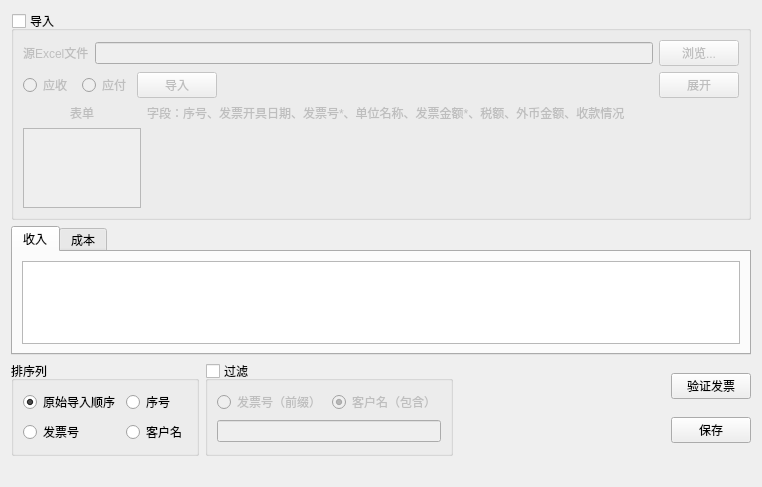
The window that forms/curinvoicestatform.ui (wangkungit5905/PzAssistant) describes before a commit, drawn with Qt 5.
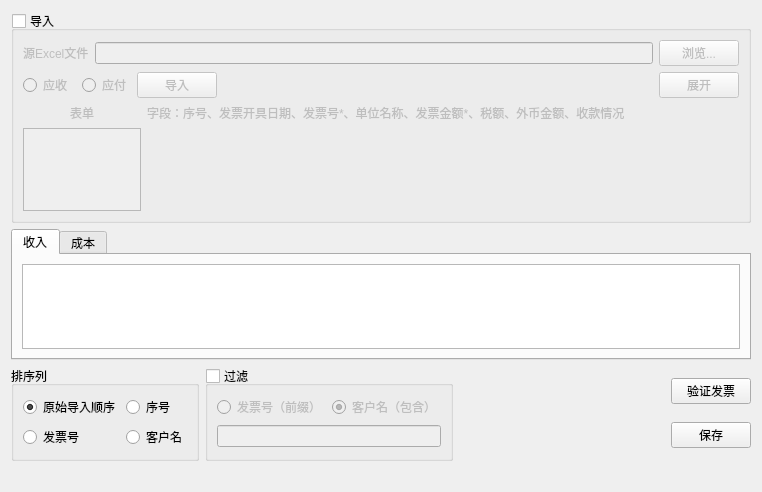
The same window after the commit.

The edit to the form file:
```diff
--- a/forms/curinvoicestatform.ui
+++ b/forms/curinvoicestatform.ui
@@ -7,7 +7,7 @@
     <x>0</x>
     <y>0</y>
     <width>762</width>
-    <height>487</height>
+    <height>492</height>
    </rect>
   </property>
   <property name="windowTitle">
```
Left out of the diff: 5 changed lines with no effect on the pictures.
